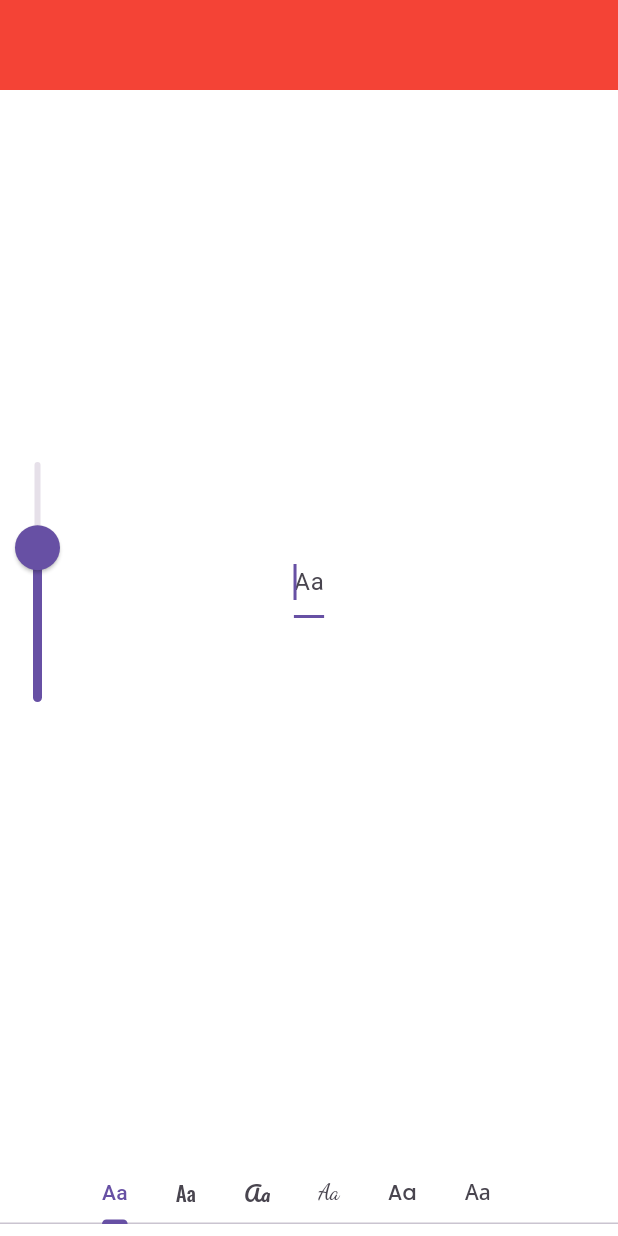
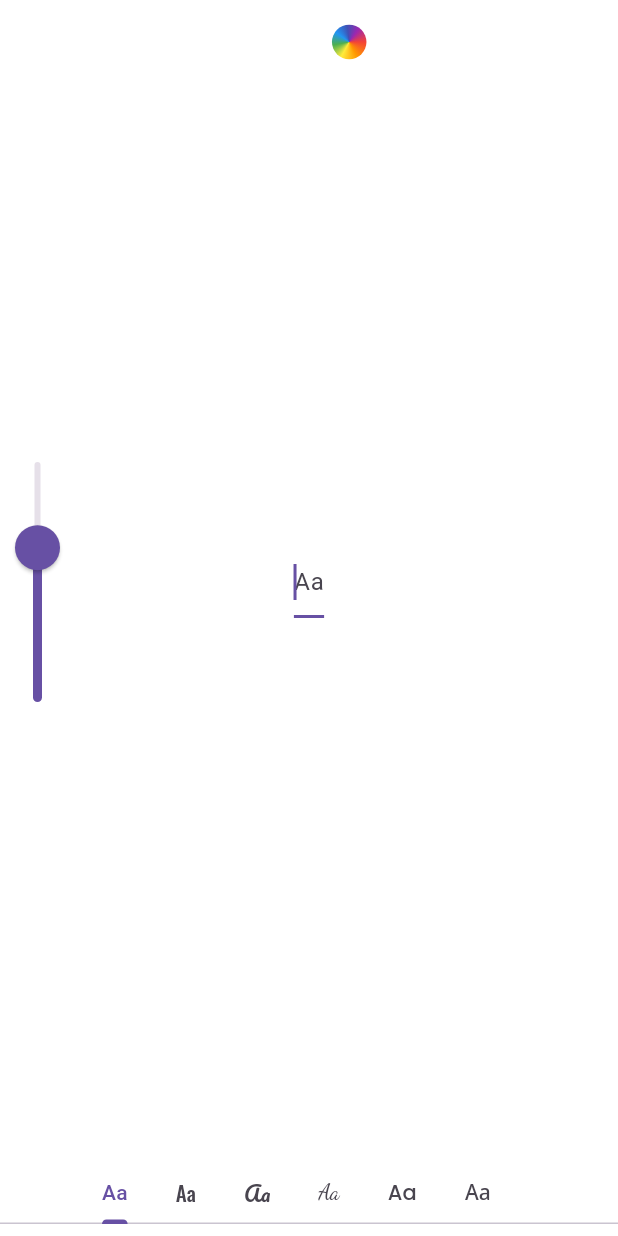
Before and after one commit to miroruX/miroru_story_editor, a Flutter app: the TextEditingView screen opened directly, on a phone screen of 412 x 824 dp. Run offline on Flutter 3.47's test engine with Material 3 defaults, Android fonts, the phone set to English and light mode, and no system bars; our stand-ins replace device_info_plus, flutter_hooks, font_awesome_flutter, freezed_annotation, google_fonts, hooks_riverpod and 4 more; missing offline and left inert: align_positioned, matrix4_transform, matrix_gesture_detector_pro; generated files the repository leaves out were written again.

```diff
--- a/lib/presentation/views/decoration/common/text_editing_view.dart
+++ b/lib/presentation/views/decoration/common/text_editing_view.dart
@@ -34,19 +34,19 @@ class TextEditingView extends HookWidget {
       text: decorationText.text,
     );
 
-    final focusNode = useFocusNode();
+    // final focusNode = useFocusNode();
 
-    //autoFocusを使うとパフォーマンスが悪くなる[]https://github.com/flutter/flutter/issues/20987
-    useEffect(
-      () {
-        Future.delayed(
-          const Duration(milliseconds: 200),
-          focusNode.requestFocus,
-        );
-        return null;
-      },
-      [],
-    );
+    // //autoFocusを使うとパフォーマンスが悪くなる[]https://github.com/flutter/flutter/issues/20987
+    // useEffect(
+    //   () {
+    //     Future.delayed(
+    //       const Duration(milliseconds: 200),
+    //       focusNode.requestFocus,
+    //     );
+    //     return null;
+    //   },
+    //   [],
+    // );
 
     return GestureDetector(
       behavior: HitTestBehavior.opaque,
@@ -86,7 +86,7 @@ class TextEditingView extends HookWidget {
             Align(
               child: IntrinsicWidth(
                 child: TextField(
-                  focusNode: focusNode,
+                  autofocus: true,
                   controller: textEditingController,
                   decoration: InputDecoration(
                     hintText: 'Aa',
@@ -99,11 +99,6 @@ class TextEditingView extends HookWidget {
                   ),
                 ),
               ),
-            ),
-            Container(
-              height: 60,
-              width: double.infinity,
-              color: Colors.red,
             ),
           ],
         ),
```
Also changed, not shown: lib/presentation/pages/palette_page.dart (+2 -8 lines), example/pubspec.lock, 1 other file.
